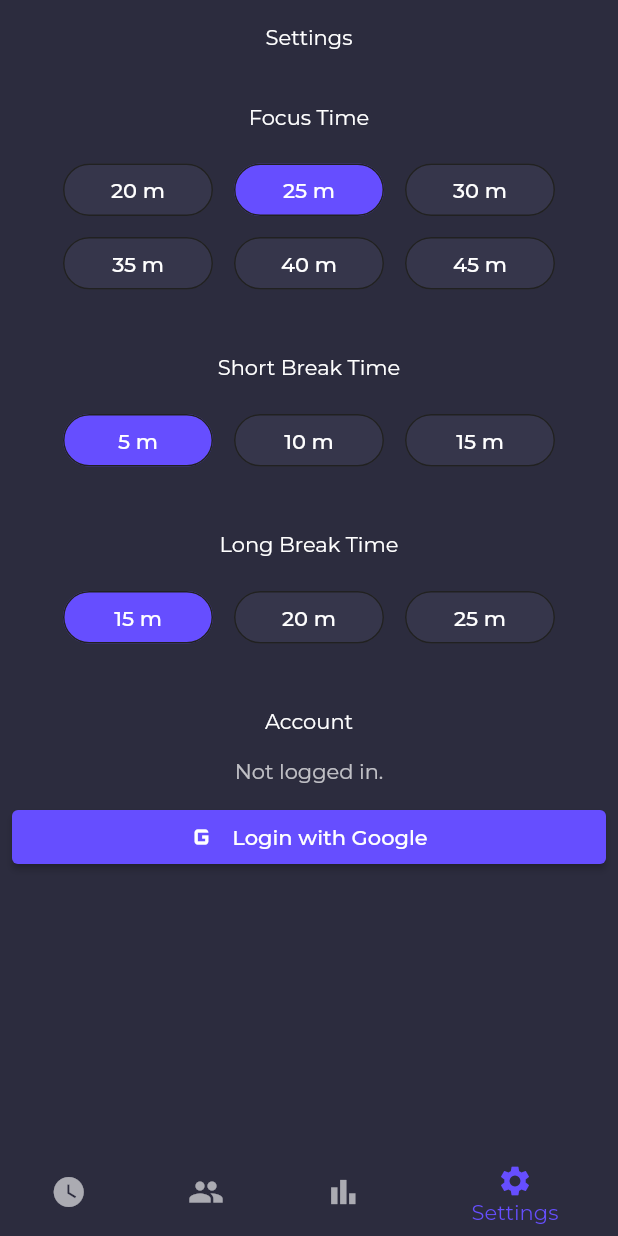
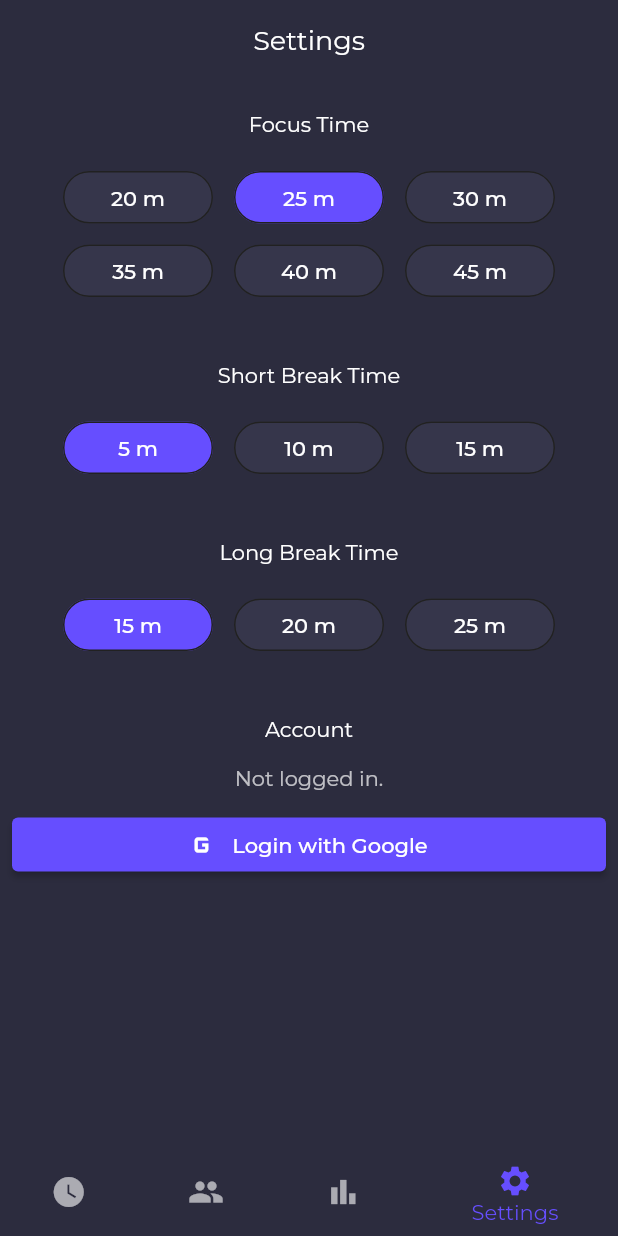
Before and after one commit to nandbyte/pomoduo, a Flutter app: the screen it shows after launch, item 4 of the bottom bar chosen, on a phone screen of 412 x 824 dp. Run offline on Flutter 3.47's test engine with Material 2 defaults, Android fonts, the phone set to English and light mode, and no system bars; drawn by our look-alikes of custom_radio_grouped_button; our stand-ins replace cloud_firestore, firebase_auth, firebase_core, google_fonts, google_sign_in, percent_indicator; accounts and stored records are empty.

Commit message:
Restyled page titles

```diff
--- a/lib/pages/settings_page.dart
+++ b/lib/pages/settings_page.dart
@@ -18,7 +18,12 @@ class _SettingsPageState extends State<SettingsPage> {
     return Column(
       crossAxisAlignment: CrossAxisAlignment.stretch,
       children: const <Widget>[
-        Center(child: Text("Settings")),
+        Center(
+          child: Text(
+            "Settings",
+            style: PomoduoStyle.pageTitleStyle,
+          ),
+        ),
         FocusTimeSettings(),
         ShortBreakTimeSettings(),
         LongBreakTimeSettings(),
--- a/lib/pages/timer_page.dart
+++ b/lib/pages/timer_page.dart
@@ -28,7 +28,10 @@ class _TimerPageState extends State<TimerPage> {
       crossAxisAlignment: CrossAxisAlignment.center,
       mainAxisAlignment: MainAxisAlignment.spaceBetween,
       children: <Widget>[
-        const Text("Timer"),
+        const Text(
+          "Pomodoro",
+          style: PomoduoStyle.pageTitleStyle,
+        ),
         const Center(
           child: ArcTimer(),
         ),
--- a/lib/utils/constants.dart
+++ b/lib/utils/constants.dart
@@ -5,3 +5,9 @@ class PomoduoColor {
   static const Color foregroundColor = Color(0xFF36364B);
   static const Color themeColor = Color(0xFF664EFF);
 }
+
+class PomoduoStyle {
+  static const TextStyle pageTitleStyle = TextStyle(
+    fontSize: 18,
+  );
+}
```
Also changed, not shown: lib/pages/duo_page.dart (+9 -2 lines), lib/pages/statistics_page.dart (+7 -1 lines).
